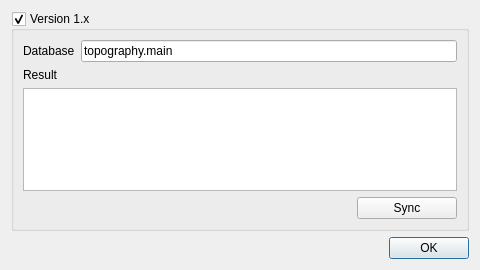
Before: the Qt Designer form dialogs/syncdialog.ui in caxapyk/TPointer, drawn with Qt 5.
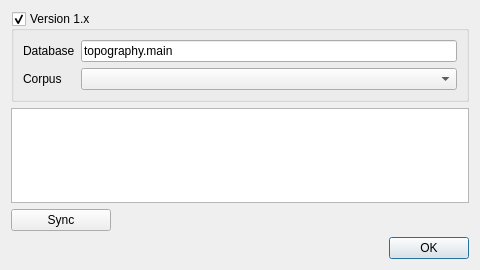
After: the same form once the commit is applied. Icons and pictures are not drawn.

The edit to the form file:
```diff
--- a/dialogs/syncdialog.ui
+++ b/dialogs/syncdialog.ui
@@ -19,7 +19,7 @@
   </property>
   <layout class="QVBoxLayout" name="verticalLayout_3">
    <item>
-    <widget class="QGroupBox" name="groupBox">
+    <widget class="QGroupBox" name="gB_v1x">
      <property name="title">
       <string>Version 1.x</string>
      </property>
@@ -29,32 +29,32 @@
      <property name="checkable">
       <bool>true</bool>
      </property>
-     <layout class="QVBoxLayout" name="verticalLayout">
-      <item>
-       <layout class="QHBoxLayout" name="horizontalLayout">
-        <item>
+     <layout class="QFormLayout" name="formLayout">
+      <item row="0" column="0">
          <widget class="QLabel" name="label">
           <property name="text">
            <string>Database</string>
           </property>
          </widget>
         </item>
-        <item>
+      <item row="0" column="1">
          <widget class="QLineEdit" name="lE_database">
           <property name="text">
            <string>topography.main</string>
           </property>
          </widget>
         </item>
-       </layout>
-      </item>
-      <item>
-       <layout class="QVBoxLayout" name="verticalLayout_2">
-        <item>
+      <item row="2" column="0">
          <widget class="QLabel" name="label_2">
           <property name="text">
-           <string>Result</string>
-          </property>
+         <string>Corpus</string>
+        </property>
+       </widget>
+      </item>
+      <item row="2" column="1">
+       <widget class="QComboBox" name="cB_corpus"/>
+      </item>
+     </layout>
          </widget>
         </item>
         <item>
@@ -67,9 +67,7 @@
           </property>
          </widget>
         </item>
-       </layout>
-      </item>
-      <item alignment="Qt::AlignRight">
+   <item alignment="Qt::AlignLeft">
        <widget class="QPushButton" name="pB_sync">
         <property name="minimumSize">
          <size>
@@ -88,10 +86,7 @@
         </property>
        </widget>
       </item>
-     </layout>
-    </widget>
-   </item>
-   <item>
+   <item alignment="Qt::AlignRight">
     <widget class="QDialogButtonBox" name="buttonBox">
      <property name="orientation">
       <enum>Qt::Horizontal</enum>
```
Lines whose indentation alone changed are shown as unchanged.
